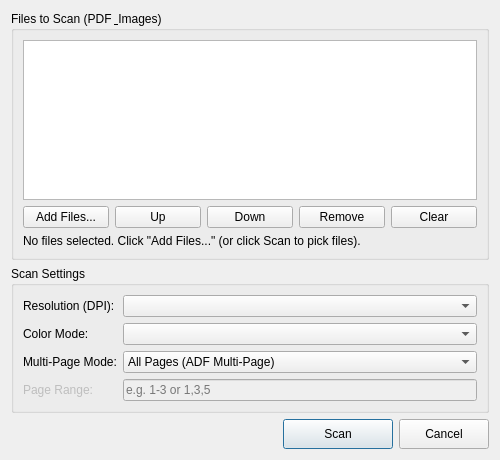
bohoradilli617-aibulid/twain-samples, file TWAIN-Samples/Twain_DS_sample01/src/MainForm.ui: the form before one commit.
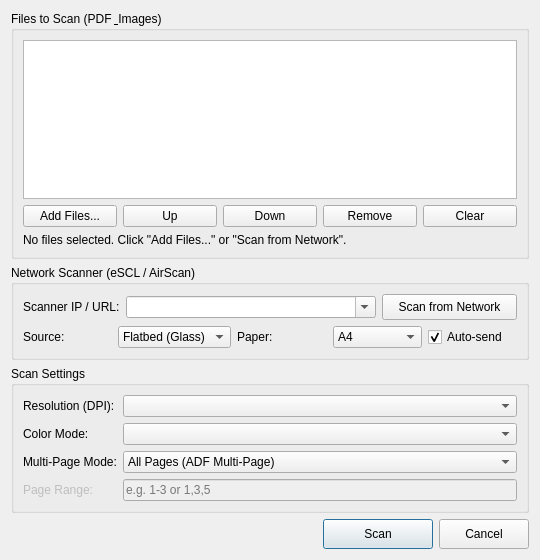
The form after the commit. Icons and pictures are not drawn.

Commit message: Add built-in eSCL (AirScan) network scanning to Virtual Scanner UI

Patch:
```diff
--- a/TWAIN-Samples/Twain_DS_sample01/src/MainForm.ui
+++ b/TWAIN-Samples/Twain_DS_sample01/src/MainForm.ui
@@ -6,8 +6,8 @@
    <rect>
     <x>0</x>
     <y>0</y>
-    <width>500</width>
-    <height>460</height>
+    <width>540</width>
+    <height>560</height>
    </rect>
   </property>
   <property name="contextMenuPolicy">
@@ -32,7 +32,7 @@
         <property name="minimumSize">
          <size>
           <width>0</width>
-          <height>150</height>
+          <height>125</height>
          </size>
         </property>
         <property name="selectionMode">
@@ -82,13 +82,136 @@
       <item>
        <widget class="QLabel" name="pLabel_QueueSummary">
         <property name="text">
-         <string>No files selected. Click "Add Files..." (or click Scan to pick files).</string>
+         <string>No files selected. Click "Add Files..." or "Scan from Network".</string>
         </property>
        </widget>
       </item>
      </layout>
     </widget>
    </item>
+   <item>
+    <widget class="QGroupBox" name="pGroupBox_Escl">
+     <property name="title">
+      <string>Network Scanner (eSCL / AirScan)</string>
+     </property>
+     <layout class="QVBoxLayout" name="verticalLayout_Escl">
+      <item>
+       <layout class="QHBoxLayout" name="horizontalLayout_EsclUrl">
+        <item>
+         <widget class="QLabel" name="pLabel_EsclUrl">
+          <property name="text">
+           <string>Scanner IP / URL:</string>
+          </property>
+         </widget>
+        </item>
+        <item>
+         <widget class="QComboBox" name="pComboBox_EsclUrl">
+          <property name="sizePolicy">
+           <sizepolicy hsizetype="Expanding" vsizetype="Fixed">
+            <horstretch>1</horstretch>
+            <verstretch>0</verstretch>
+           </sizepolicy>
+          </property>
+          <property name="editable">
+           <bool>true</bool>
+          </property>
+          <property name="insertPolicy">
+           <enum>QComboBox::NoInsert</enum>
+          </property>
+         </widget>
+        </item>
+        <item>
+         <widget class="QPushButton" name="pPushButton_EsclScan">
+          <property name="minimumSize">
+           <size>
+            <width>135</width>
+            <height>26</height>
+           </size>
+          </property>
+          <property name="text">
+           <string>Scan from Network</string>
+          </property>
+         </widget>
+        </item>
+       </layout>
+      </item>
+      <item>
+       <layout class="QHBoxLayout" name="horizontalLayout_EsclOptions">
+        <item>
+         <widget class="QLabel" name="pLabel_EsclSource">
+          <property name="text">
+           <string>Source:</string>
+          </property>
+         </widget>
+        </item>
+        <item>
+         <widget class="QComboBox" name="pComboBox_EsclSource">
+          <item>
+           <property name="text">
+            <string>Flatbed (Glass)</string>
+           </property>
+          </item>
+          <item>
+           <property name="text">
+            <string>ADF (Simplex)</string>
+           </property>
+          </item>
+          <item>
+           <property name="text">
+            <string>ADF (Duplex)</string>
+           </property>
+          </item>
+         </widget>
+        </item>
+        <item>
+         <widget class="QLabel" name="pLabel_EsclPaper">
+          <property name="text">
+           <string>Paper:</string>
+          </property>
+         </widget>
+        </item>
+        <item>
+         <widget class="QComboBox" name="pComboBox_EsclPaper">
+          <item>
+           <property name="text">
+            <string>A4</string>
+           </property>
+          </item>
+          <item>
+           <property name="text">
+            <string>A5</string>
+           </property>
+          </item>
+          <item>
+           <property name="text">
+            <string>Letter</string>
+           </property>
+          </item>
+          <item>
+           <property name="text">
+            <string>Full Glass</string>
+           </property>
+          </item>
+         </widget>
+        </item>
+        <item>
+         <widget class="QCheckBox" name="pCheckBox_EsclAutoSend">
+          <property name="toolTip">
+           <string>Immediately send scanned page(s) to the application after scanning.</string>
+          </property>
+          <property name="text">
+           <string>Auto-send</string>
+          </property>
+          <property name="checked">
+           <bool>true</bool>
+          </property>
+         </widget>
+        </item>
+       </layout>
+      </item>
+     </layout>
+    </widget>
+   </item>
    <item>
     <widget class="QGroupBox" name="pGroupBox_ScanSettings">
      <property name="title">
```
The commit also changes 6 other files.
